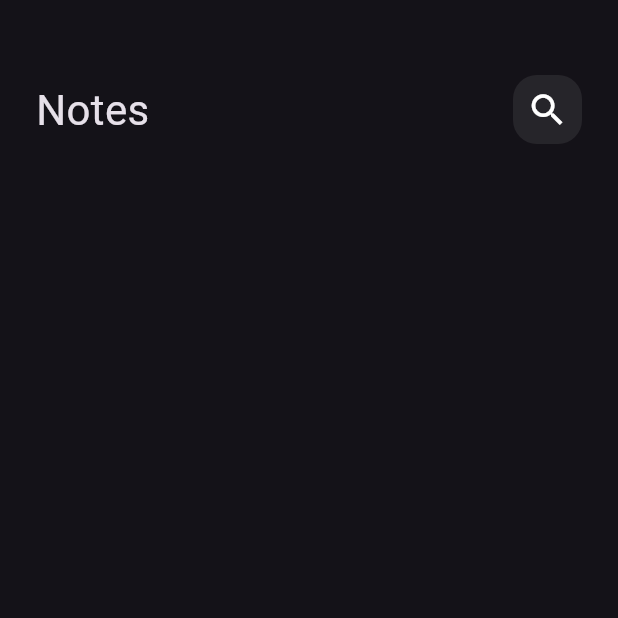
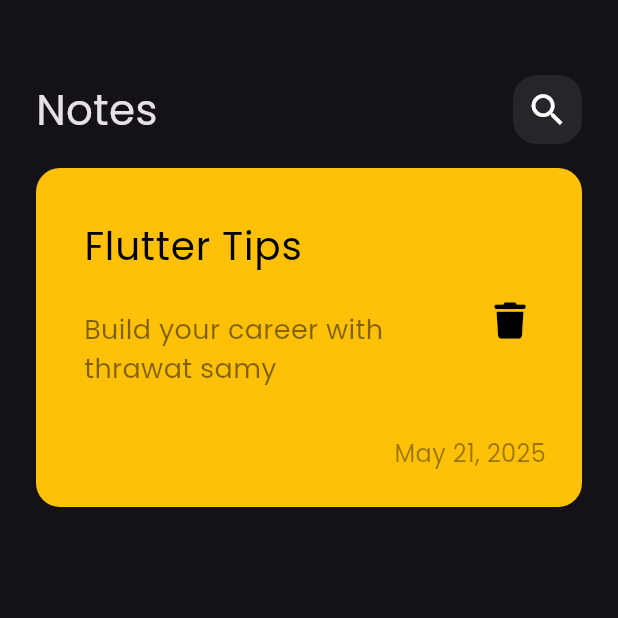
Before and after one commit to polamaged/notes_app, a Flutter app: the screen it shows after launch, on a phone screen of 412 x 824 dp, the top half of it. Run offline on Flutter 3.47's test engine with Material 3 defaults, Android fonts, the phone set to English and light mode, and no system bars; our stand-ins replace font_awesome_flutter.

Commit message:
create custom note item

```diff
--- a/lib/main.dart
+++ b/lib/main.dart
@@ -12,7 +12,9 @@ class notesapp extends StatelessWidget {
   Widget build(BuildContext context) {
     return MaterialApp(
       debugShowCheckedModeBanner: false,
-      theme: ThemeData(brightness: Brightness.dark),
+      theme: ThemeData(brightness: Brightness.dark,
+      fontFamily: 'Poppins'
+      ),
 
       home:const Homeview(),
     );
--- /dev/null
+++ b/lib/view/widgets/custom_note_item.dart
@@ -0,0 +1,41 @@
+import 'package:flutter/material.dart';
+import 'package:font_awesome_flutter/font_awesome_flutter.dart';
+
+class NoteItem extends StatelessWidget {
+  const NoteItem({super.key});
+
+  @override
+  Widget build(BuildContext context) {
+    return Container(
+      padding: const EdgeInsets.only(top: 24,left: 16,bottom: 24),
+      decoration: BoxDecoration(
+        color: Colors.amber,
+        borderRadius: BorderRadius.circular(16)
+      ),
+      child: Column(
+        crossAxisAlignment: CrossAxisAlignment.end,
+        children: [
+          ListTile(
+            title: Text('Flutter Tips',style: TextStyle(color: Colors.black,fontSize: 26),),
+
+            subtitle: Padding(
+              padding: const EdgeInsets.only(top: 24,bottom: 24),
+              child: Text('Build your career with thrawat samy', style: TextStyle(color: Colors.black.withOpacity(.5),fontSize: 18),),
+            ),
+            trailing: IconButton(
+            onPressed:() {
+
+            },
+            icon:const Icon(FontAwesomeIcons.trash,color: Colors.black,size: 24,),),
+          ),
+
+
+          Padding(
+            padding: const EdgeInsets.only(right: 24),
+            child: Text('May 21, 2025',style: TextStyle(color: Colors.black.withOpacity(.4),fontSize: 16),),
+          ),
+        ],
+      ),
+    );
+  }
+}
--- a/lib/view/widgets/notes_view_body.dart
+++ b/lib/view/widgets/notes_view_body.dart
@@ -1,6 +1,8 @@
 
 import 'package:flutter/material.dart';
+import 'package:font_awesome_flutter/font_awesome_flutter.dart';
 import 'package:notesapp/view/widgets/Custom_App_Bar.dart';
+import 'package:notesapp/view/widgets/custom_note_item.dart';
 
 class notesviewbody extends StatelessWidget {
   const notesviewbody({super.key});
@@ -13,7 +15,8 @@ class notesviewbody extends StatelessWidget {
         children: const [
           SizedBox(height: 50,),
           CustomAppBar(),
-
+          SizedBox(height: 16,),
+          NoteItem(),
         ]
 
       ),
```
Also changed, not shown: pubspec.yaml (+5 -11 lines), assets/Fonts/Poppins-Regular.ttf (added), pubspec.lock.
